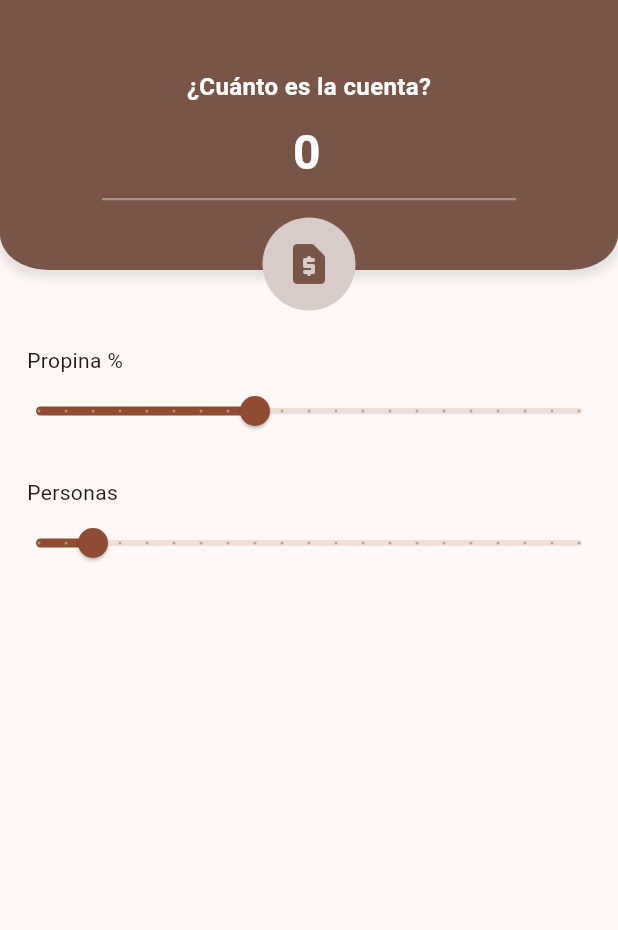
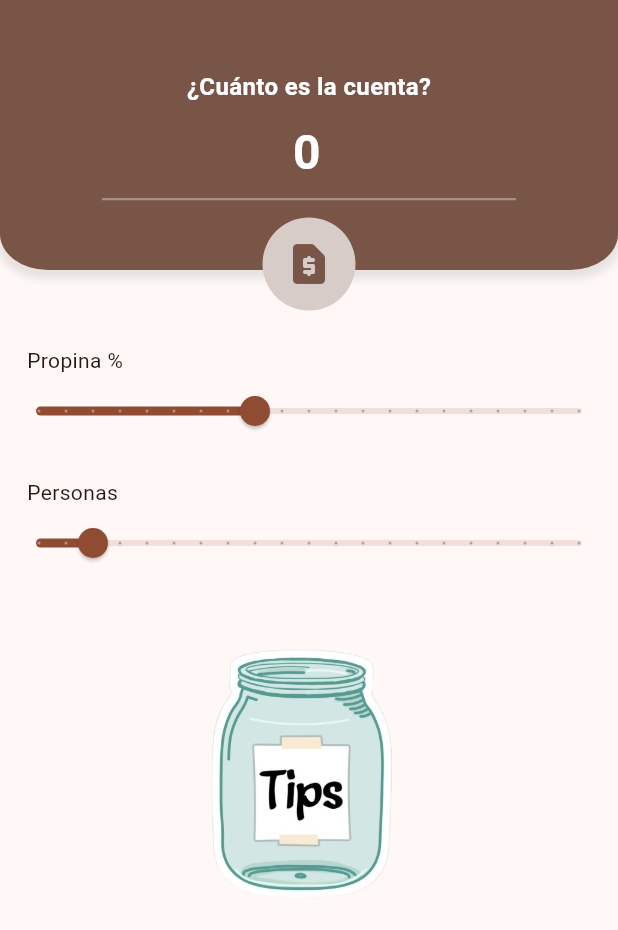
Before and after one commit to joalmr/calcula-propinas, a Flutter app: the screen it shows after launch, on a phone screen of 412 x 824 dp. Shown: the top 930 px of the screen. Run offline on Flutter 3.47's test engine with Material 2 defaults, Android fonts, the phone set to English and light mode, and no system bars.

```diff
--- a/lib/app/ui/home_page.dart
+++ b/lib/app/ui/home_page.dart
@@ -1,4 +1,4 @@
-import 'package:calcula_propina/app/ui/fn.dart';
+import 'package:calcula_propina/app/ui/functions/propina_fn.dart';
 import 'package:calcula_propina/app/ui/widgets/cuenta_field.dart';
 import 'package:calcula_propina/app/ui/widgets/icon_action.dart';
 import 'package:flutter/material.dart';
@@ -127,13 +127,12 @@ class _HomePageState extends State<HomePage> {
               onChanged: (value) {
                 setState(() {
                   propina = value;
-                });
+
                   if (!fase && personas != 0 && propina != 0) {
                     cuenta = double.parse(cuentaController.text);
-                  setState(() {
                     propinaResult = propinaFn(cuenta, propina, personas);
+                  }
                 });
-                }
               },
             ),
             const SizedBox(height: 20),
@@ -149,14 +148,22 @@ class _HomePageState extends State<HomePage> {
               onChanged: (value) {
                 setState(() {
                   personas = value;
-                });
+
                   if (!fase && personas != 0 && propina != 0) {
                     cuenta = double.parse(cuentaController.text);
-                  setState(() {
                     propinaResult = propinaFn(cuenta, propina, personas);
+                  }
                 });
-                }
               },
+            ),
+            Container(
+              margin: const EdgeInsets.symmetric(vertical: 30),
+              child: Center(
+                child: Image.asset(
+                  "assets/images/tipsjar.png",
+                  height: 200,
+                ),
+              ),
             ),
           ],
         ),
```
Also changed, not shown: lib/app/ui/functions/propina_fn.dart (renamed from lib/app/ui/fn.dart). Lines whose indentation alone changed are shown as unchanged.
